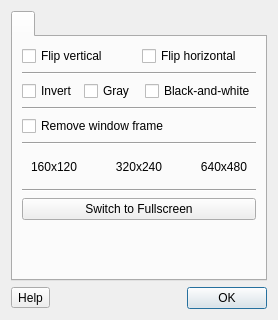
Before: the Qt Designer form src/camera/camerasettingsdialog.ui in vkohaupt/vokoscreenNG, drawn with Qt 5.
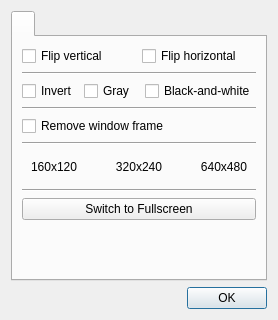
After: the same form once the commit is applied.

Patch:
```diff
--- a/src/camera/camerasettingsdialog.ui
+++ b/src/camera/camerasettingsdialog.ui
@@ -178,13 +178,6 @@
    </item>
    <item>
     <layout class="QHBoxLayout" name="horizontalLayout">
-     <item>
-      <widget class="QToolButton" name="help_camera_windowsize">
-       <property name="text">
-        <string notr="true">Help</string>
-       </property>
-      </widget>
-     </item>
      <item>
       <widget class="QDialogButtonBox" name="buttonBox">
        <property name="standardButtons">
```
